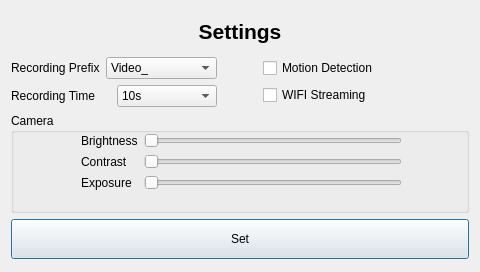
First picture: the form in video_stream/settings_dialog.ui, repository SaadOjo/peephole_qt, before the edit.
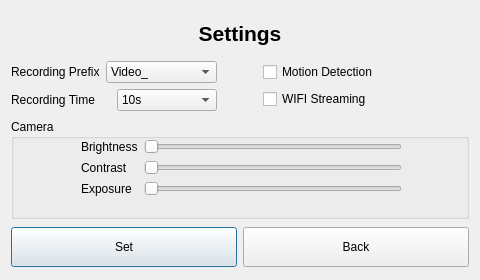
Second picture: the form after the edit.

The edit to the form file:
```diff
--- a/video_stream/settings_dialog.ui
+++ b/video_stream/settings_dialog.ui
@@ -7,7 +7,7 @@
     <x>0</x>
     <y>0</y>
     <width>480</width>
-    <height>272</height>
+    <height>280</height>
    </rect>
   </property>
   <property name="windowTitle">
@@ -225,6 +225,8 @@
      </widget>
     </widget>
    </item>
+   <item>
+    <layout class="QHBoxLayout" name="horizontalLayout_4">
    <item>
     <widget class="QPushButton" name="pushButton">
      <property name="sizePolicy">
@@ -243,6 +245,21 @@
       <string>Set</string>
      </property>
     </widget>
+     </item>
+     <item>
+      <widget class="QPushButton" name="back_btn">
+       <property name="minimumSize">
+        <size>
+         <width>50</width>
+         <height>40</height>
+        </size>
+       </property>
+       <property name="text">
+        <string>Back</string>
+       </property>
+      </widget>
+     </item>
+    </layout>
    </item>
   </layout>
  </widget>
```
Left out of the diff: 2 changed lines with no effect on the pictures. Lines whose indentation alone changed are shown as unchanged.
